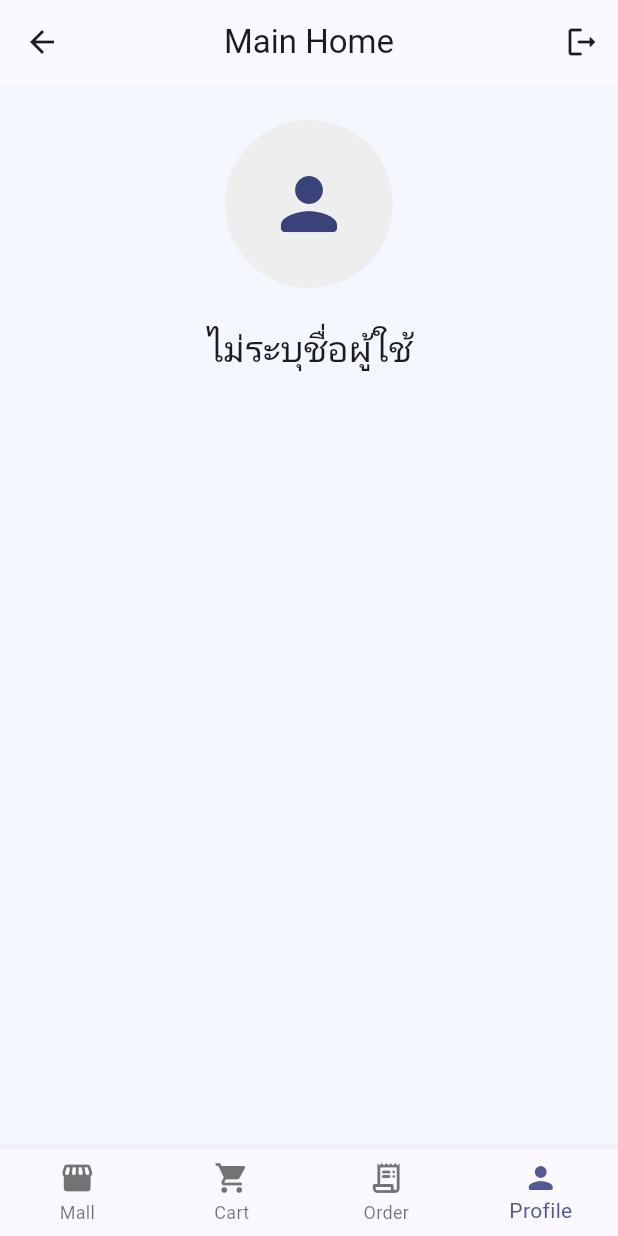
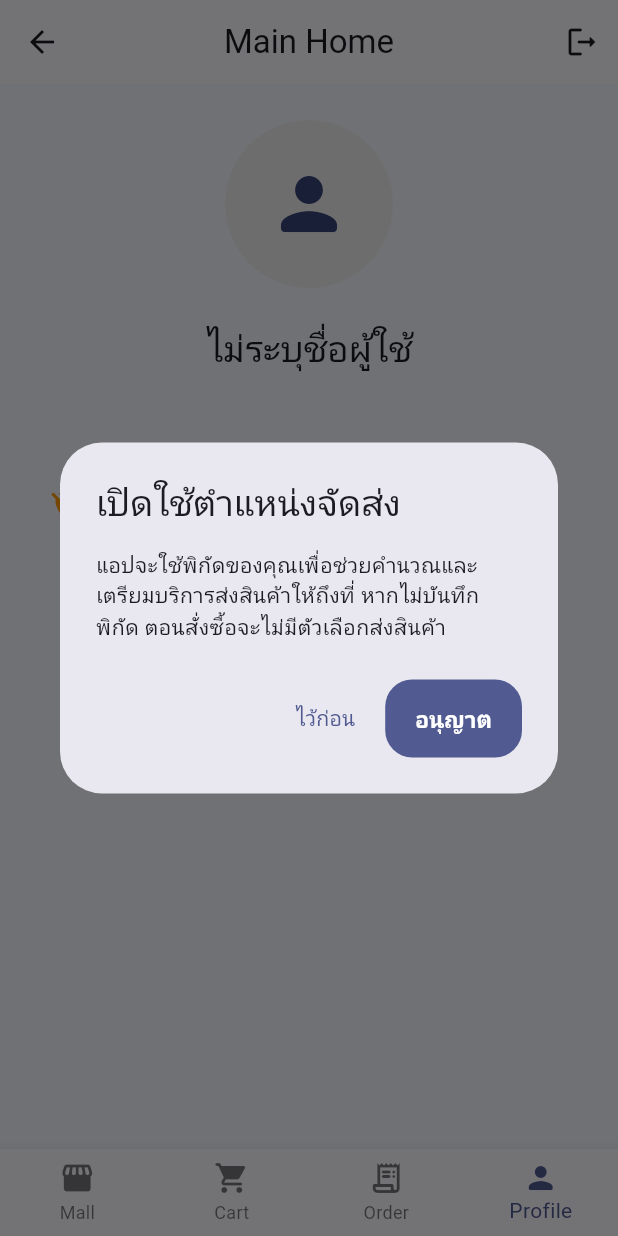
Before and after one commit to masterUNG/shoponlinemasterung, a Flutter app: the MainHomeView screen opened by its route, item 4 of the bottom bar chosen, on a phone screen of 412 x 824 dp. Run offline on Flutter 3.47's test engine with Material 3 defaults, Android fonts, the phone set to English and light mode, and no system bars; our stand-ins replace cloud_firestore, firebase_auth, firebase_core, geolocator, get, google_sign_in and 1 more; missing offline and left inert: ms_undraw; accounts and stored records are empty.

Commit message:
feat: Add location permissions and functionality for delivery options

```diff
--- a/lib/model/app_user_model.dart
+++ b/lib/model/app_user_model.dart
@@ -1,15 +1,19 @@
+import 'package:cloud_firestore/cloud_firestore.dart';
+
 class AppUserModel {
   const AppUserModel({
     required this.displayName,
     required this.base64Avatar,
     required this.uid,
     this.role = 'customer',
+    this.geopoint,
   });
 
   final String displayName;
   final String base64Avatar;
   final String uid;
   final String role;
+  final GeoPoint? geopoint;
 
   Map<String, dynamic> toMap() {
     return <String, dynamic>{
@@ -17,6 +21,7 @@ class AppUserModel {
       'base64avatar': base64Avatar,
       'uid': uid,
       'role': role,
+      if (geopoint != null) 'geopoint': geopoint,
     };
   }
 
@@ -26,6 +31,9 @@ class AppUserModel {
       base64Avatar: (map['base64avatar'] ?? '') as String,
       uid: (map['uid'] ?? '') as String,
       role: (map['role'] ?? 'customer') as String,
+      geopoint: map['geopoint'] is GeoPoint
+          ? map['geopoint'] as GeoPoint
+          : null,
     );
   }
 }
--- a/lib/modules/main_home/controllers/main_home_controller.dart
+++ b/lib/modules/main_home/controllers/main_home_controller.dart
@@ -3,6 +3,7 @@ import 'package:get/get.dart';
 import 'package:google_sign_in/google_sign_in.dart';
 
 import '../../../app/routes/app_routes.dart';
+import '../../profile/controllers/profile_controller.dart';
 
 class MainHomeController extends GetxController {
   final FirebaseAuth _firebaseAuth = FirebaseAuth.instance;
@@ -13,6 +14,9 @@ class MainHomeController extends GetxController {
 
   void changeIndexBody(int index) {
     indexBody.value = index;
+    if (index == 3 && Get.isRegistered<ProfileController>()) {
+      Get.find<ProfileController>().onProfileOpened();
+    }
   }
 
   Future<void> signOut() async {
--- a/lib/modules/profile/views/profile_view.dart
+++ b/lib/modules/profile/views/profile_view.dart
@@ -75,6 +75,8 @@ class ProfileView extends GetView<ProfileController> {
                   context,
                 ).textTheme.bodyMedium?.copyWith(color: Colors.grey.shade600),
               ),
+              const SizedBox(height: 24),
+              _LocationStatus(controller: controller),
             ],
           ),
         ),
@@ -82,3 +84,39 @@ class ProfileView extends GetView<ProfileController> {
     });
   }
 }
+
+class _LocationStatus extends StatelessWidget {
+  const _LocationStatus({required this.controller});
+
+  final ProfileController controller;
+
+  @override
+  Widget build(BuildContext context) {
+    return Obx(() {
+      final bool hasLocation = controller.userData.value?.geopoint != null;
+
+      return ListTile(
+        contentPadding: const EdgeInsets.symmetric(horizontal: 8),
+        leading: Icon(
+          hasLocation ? Icons.location_on_rounded : Icons.location_off_rounded,
+          color: hasLocation ? Colors.green : Colors.orange,
+        ),
+        title: Text(
+          hasLocation ? 'บันทึกพิกัดจัดส่งแล้ว' : 'ยังไม่ได้บันทึกพิกัดจัดส่ง',
+        ),
+        subtitle: Text(
+          hasLocation
+              ? 'มีตัวเลือกส่งสินค้าให้ใช้งานตอนสั่งซื้อ'
+              : 'ถ้าไม่มีพิกัด จะไม่มีตัวเลือกส่งสินค้าในหน้า order',
+        ),
+        trailing: controller.isSavingLocation.value
+            ? const SizedBox(
+                width: 24,
+                height: 24,
+                child: CircularProgressIndicator(strokeWidth: 2),
+              )
+            : null,
+      );
+    });
+  }
+}
--- a/pubspec.yaml
+++ b/pubspec.yaml
@@ -41,6 +41,7 @@ dependencies:
   cloud_firestore: ^6.3.0
   ms_undraw: ^4.1.1
   image_picker: ^1.2.0
+  geolocator: ^14.0.2
 
 dev_dependencies:
   flutter_test:
```
Also changed, not shown: lib/modules/profile/controllers/profile_controller.dart (+116 -0 lines), pubspec.lock, 6 other files.
